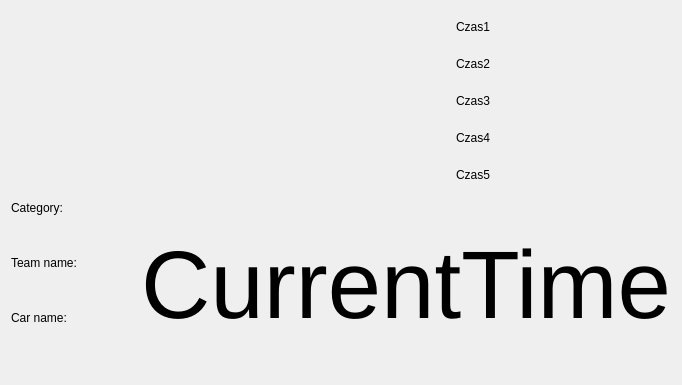
This is Software/Race/windowraceuser.ui in martro/RoboDriftSensors as Qt 5 draws it before an edit. The edited form follows.
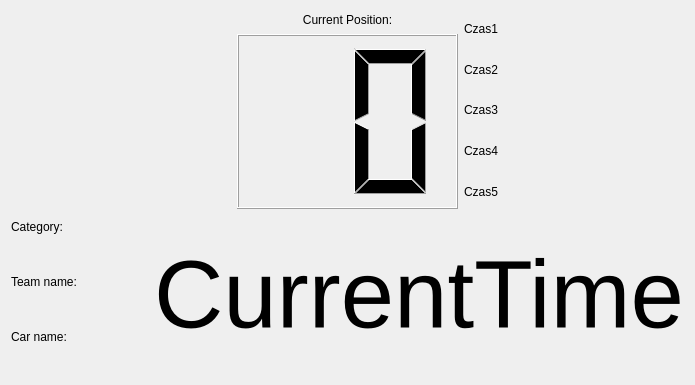
This is the edited form. Icons and pictures are not drawn.

Commit message: indicato"current position" added

```diff
--- a/Software/Race/windowraceuser.ui
+++ b/Software/Race/windowraceuser.ui
@@ -6,30 +6,48 @@
    <rect>
     <x>0</x>
     <y>0</y>
-    <width>682</width>
+    <width>695</width>
     <height>385</height>
    </rect>
   </property>
   <property name="windowTitle">
    <string>User Window</string>
   </property>
-  <layout class="QVBoxLayout" name="verticalLayout_3">
+  <layout class="QGridLayout" name="gridLayout">
+   <item row="0" column="1">
+    <layout class="QVBoxLayout" name="verticalLayout_4" stretch="1,10">
    <item>
-    <layout class="QHBoxLayout" name="horizontalLayout" stretch="5,2,0">
-     <item>
-      <widget class="QLabel" name="label">
+      <widget class="QLabel" name="label_5">
        <property name="text">
-        <string/>
+        <string>Current Position:</string>
        </property>
-       <property name="pixmap">
-        <pixmap resource="Images.qrc">:/images/track.jpeg</pixmap>
-       </property>
-       <property name="scaledContents">
-        <bool>true</bool>
+       <property name="alignment">
+        <set>Qt::AlignCenter</set>
        </property>
       </widget>
      </item>
      <item>
+      <widget class="QLCDNumber" name="CurrentPosition">
+       <property name="font">
+        <font>
+         <family>Ubuntu Condensed</family>
+         <pointsize>72</pointsize>
+         <weight>75</weight>
+         <italic>false</italic>
+         <bold>true</bold>
+        </font>
+       </property>
+       <property name="frameShape">
+        <enum>QFrame::Box</enum>
+       </property>
+       <property name="digitCount">
+        <number>2</number>
+       </property>
+      </widget>
+     </item>
+    </layout>
+   </item>
+   <item row="0" column="2">
       <layout class="QVBoxLayout" name="verticalLayout">
        <item>
         <widget class="QLabel" name="Sensor1">
@@ -68,27 +86,28 @@
        </item>
       </layout>
      </item>
-     <item>
-      <spacer name="horizontalSpacer_3">
-       <property name="orientation">
-        <enum>Qt::Horizontal</enum>
-       </property>
-       <property name="sizeHint" stdset="0">
-        <size>
-         <width>40</width>
-         <height>20</height>
-        </size>
-       </property>
-      </spacer>
-     </item>
-    </layout>
-   </item>
-   <item>
+   <item row="0" column="0">
+    <widget class="QLabel" name="label">
+     <property name="text">
+      <string/>
+     </property>
+     <property name="pixmap">
+      <pixmap resource="Images.qrc">:/images/track.jpeg</pixmap>
+     </property>
+     <property name="scaledContents">
+      <bool>true</bool>
+     </property>
+    </widget>
+   </item>
+   <item row="3" column="0" colspan="3">
     <layout class="QHBoxLayout" name="horizontalLayout_2">
      <item>
       <layout class="QVBoxLayout" name="verticalLayout_2">
        <item>
         <layout class="QFormLayout" name="formLayout">
+         <property name="fieldGrowthPolicy">
+          <enum>QFormLayout::AllNonFixedFieldsGrow</enum>
+         </property>
          <item row="0" column="0">
           <widget class="QLabel" name="label_2">
            <property name="text">
```
Left out of the diff: 48 changed lines with no effect on the pictures. Lines whose indentation alone changed are shown as unchanged. The commit also changes 18 other files.
